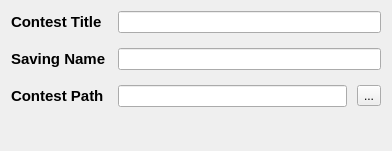
Old version of the form forms/newcontestwidget.ui in the repository Project-LemonLime/Project_LemonLime.
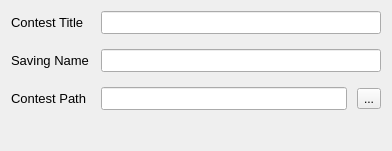
New version of the form.

```diff
--- a/forms/newcontestwidget.ui
+++ b/forms/newcontestwidget.ui
@@ -24,8 +24,10 @@
      </property>
      <item row="0" column="0">
       <widget class="QLabel" name="label">
-       <property name="styleSheet">
-        <string notr="true">font-size:11pt;font-weight:bold;</string>
+       <property name="font">
+        <font>
+         <pointsize>10</pointsize>
+        </font>
        </property>
        <property name="text">
         <string>Contest Title</string>
@@ -33,12 +35,20 @@
       </widget>
      </item>
      <item row="0" column="1">
-      <widget class="QLineEdit" name="contestTitle"/>
+      <widget class="QLineEdit" name="contestTitle">
+       <property name="font">
+        <font>
+         <pointsize>10</pointsize>
+        </font>
+       </property>
+      </widget>
      </item>
      <item row="1" column="0">
       <widget class="QLabel" name="label_2">
-       <property name="styleSheet">
-        <string notr="true">font-size:11pt;font-weight:bold;</string>
+       <property name="font">
+        <font>
+         <pointsize>10</pointsize>
+        </font>
        </property>
        <property name="text">
         <string>Saving Name</string>
@@ -46,12 +56,20 @@
       </widget>
      </item>
      <item row="1" column="1">
-      <widget class="QLineEdit" name="savingName"/>
+      <widget class="QLineEdit" name="savingName">
+       <property name="font">
+        <font>
+         <pointsize>10</pointsize>
+        </font>
+       </property>
+      </widget>
      </item>
      <item row="2" column="0">
       <widget class="QLabel" name="label_3">
-       <property name="styleSheet">
-        <string notr="true">font-size:11pt;font-weight:bold;</string>
+       <property name="font">
+        <font>
+         <pointsize>10</pointsize>
+        </font>
        </property>
        <property name="text">
         <string>Contest Path</string>
@@ -64,7 +82,13 @@
         <number>10</number>
        </property>
        <item>
-        <widget class="QLineEdit" name="contestPath"/>
+        <widget class="QLineEdit" name="contestPath">
+         <property name="font">
+          <font>
+           <pointsize>10</pointsize>
+          </font>
+         </property>
+        </widget>
        </item>
        <item>
         <widget class="QToolButton" name="selectButton">
```
